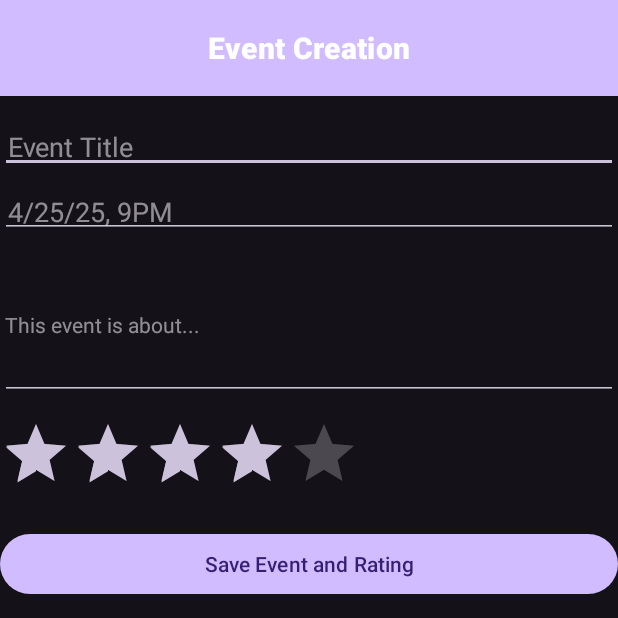
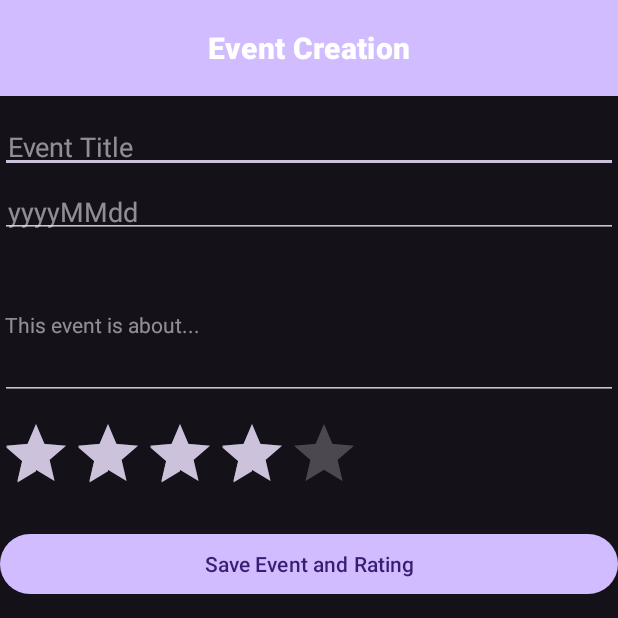
Before and after one commit to alejandro-echaniz/VenuVibe, an Android app: the AddEventActivity screen opened directly, with no data from a screen before it, on a phone screen of 412 x 824 dp, the top half of it. Run offline under Robolectric (Android 15) with nearby library versions, the phone set to English and light mode, and no system bars; our stand-ins replace Firebase (no records; nobody signed in at launch, a user with empty details on screens opened directly).

Commit message:
fix: added proper hint formatting for event date

```diff
--- a/app/src/main/res/layout/item_event.xml
+++ b/app/src/main/res/layout/item_event.xml
@@ -31,12 +31,12 @@
         app:layout_constraintEnd_toEndOf="parent"
         android:layout_marginTop="16dp"/>
 
-    <!-- Event Date Input -->
+    <!-- Event Date Input TODO: fix date -->
     <EditText
         android:id="@+id/eventDate"
         android:layout_width="0dp"
         android:layout_height="wrap_content"
-        android:hint="4/25/25, 9PM"
+        android:hint="yyyyMMdd"
         android:textSize="18sp"
         android:padding="5dp"
         android:textColor="#555555"
```
